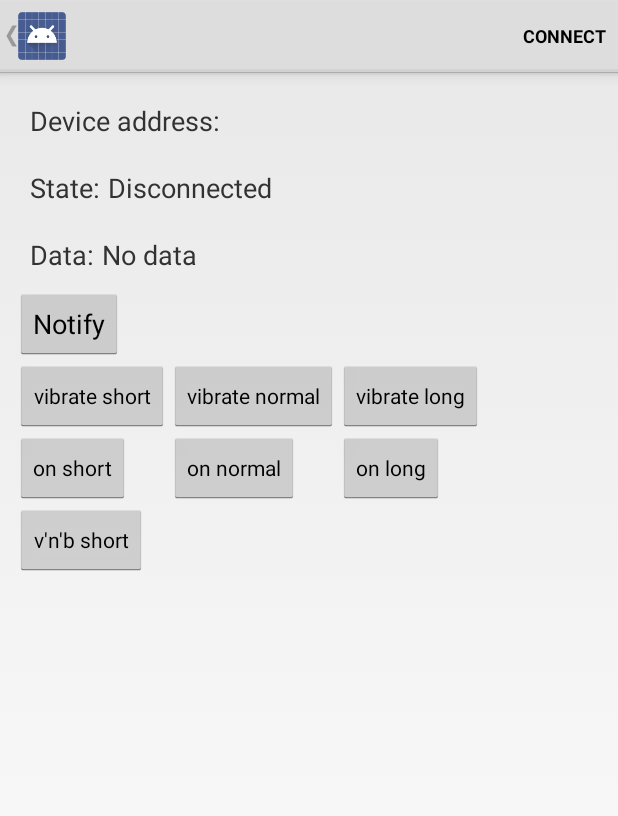
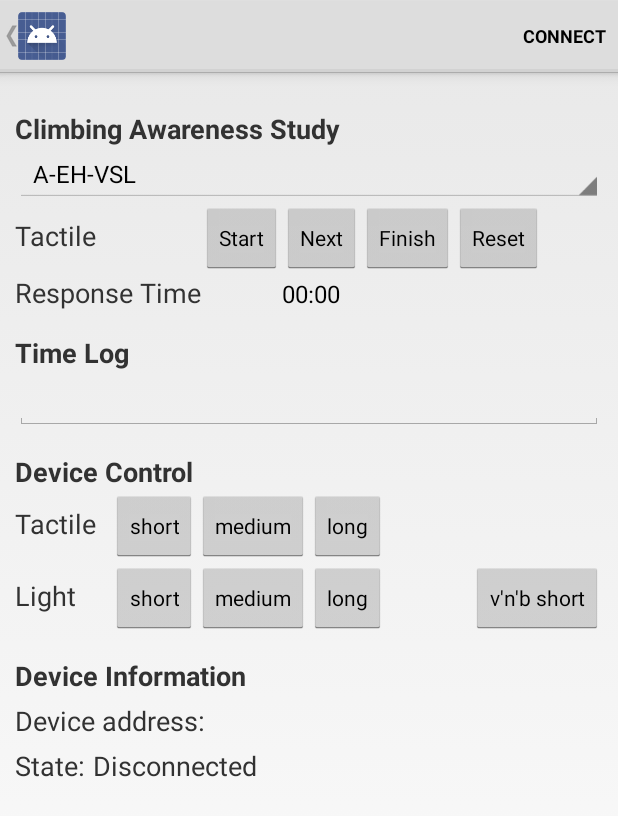
Before and after one commit to climbaware/app, an Android app: the DeviceControlActivity screen opened directly, with no data from a screen before it, on a phone screen of 412 x 824 dp. Shown: the top 816 px of the screen. Run offline under Robolectric (Android 15) with nearby library versions, the phone set to English and light mode, and no system bars; 3 statements that could not run were skipped.

Commit message:
preparing layout for climbing awareness study

```diff
--- a/AmbientBand/Application/src/main/java/com/example/android/bluetoothlegatt/DeviceControlActivity.java
+++ b/AmbientBand/Application/src/main/java/com/example/android/bluetoothlegatt/DeviceControlActivity.java
@@ -31,9 +31,11 @@ import android.util.Log;
 import android.view.Menu;
 import android.view.MenuItem;
 import android.view.View;
+import android.widget.ArrayAdapter;
 import android.widget.Button;
 import android.widget.ExpandableListView;
 import android.widget.SimpleExpandableListAdapter;
+import android.widget.Spinner;
 import android.widget.TextView;
 
 import java.nio.ByteBuffer;
@@ -198,8 +200,6 @@ public class DeviceControlActivity extends Activity {
             } else if (BluetoothLeService.ACTION_GATT_SERVICES_DISCOVERED.equals(action)) {
                 // Show all the supported services and characteristics on the user interface.
                 displayGattServices(mBluetoothLeService.getSupportedGattServices());
-            } else if (BluetoothLeService.ACTION_DATA_AVAILABLE.equals(action)) {
-                displayData(intent.getStringExtra(BluetoothLeService.EXTRA_DATA));
             }
         }
     };
@@ -350,15 +350,20 @@ public class DeviceControlActivity extends Activity {
 
         // Sets up UI references.
         ((TextView) findViewById(R.id.device_address)).setText(mDeviceAddress);
-        mGattServicesList = (ExpandableListView) findViewById(R.id.gatt_services_list);
-        mGattServicesList.setOnChildClickListener(servicesListClickListner);
         mConnectionState = (TextView) findViewById(R.id.connection_state);
-        mDataField = (TextView) findViewById(R.id.data_value);
 
         getActionBar().setTitle(mDeviceName);
         getActionBar().setDisplayHomeAsUpEnabled(true);
         Intent gattServiceIntent = new Intent(this, BluetoothLeService.class);
         bindService(gattServiceIntent, mServiceConnection, BIND_AUTO_CREATE);
+
+        // participant group dropdown select
+        Spinner spinner = (Spinner) findViewById(R.id.participant_group);
+        ArrayAdapter<CharSequence> adapter = ArrayAdapter.createFromResource(this,
+                R.array.participant_groups, android.R.layout.simple_spinner_item);
+        adapter.setDropDownViewResource(android.R.layout.simple_spinner_dropdown_item);
+        spinner.setAdapter(adapter);
+
 
 
 
@@ -481,11 +486,7 @@ public class DeviceControlActivity extends Activity {
         });
     }
 
-    private void displayData(String data) {
-        if (data != null) {
-            mDataField.setText(data);
-        }
-    }
+
 
     // Demonstrates how to iterate through the supported GATT Services/Characteristics.
     // In this sample, we populate the data structure that is bound to the ExpandableListView
@@ -541,7 +542,6 @@ public class DeviceControlActivity extends Activity {
                 new String[] {LIST_NAME, LIST_UUID},
                 new int[] { android.R.id.text1, android.R.id.text2 }
         );
-        mGattServicesList.setAdapter(gattServiceAdapter);
     }
 
     private static IntentFilter makeGattUpdateIntentFilter() {
--- a/AmbientBand/Application/src/main/res/layout/gatt_services_characteristics.xml
+++ b/AmbientBand/Application/src/main/res/layout/gatt_services_characteristics.xml
@@ -17,84 +17,148 @@
         android:orientation="vertical"
         android:layout_width="match_parent"
         android:layout_height="wrap_content"
-        android:layout_margin="10dp">
-    <LinearLayout android:orientation="horizontal"
-                  android:layout_width="match_parent"
-                  android:layout_height="wrap_content"
-                  android:layout_margin="10dp">
-        <TextView android:layout_width="wrap_content"
-                  android:layout_height="wrap_content"
-                  android:text="@string/label_device_address"
-                  android:textSize="18sp"/>
-        <Space android:layout_width="5dp"
-               android:layout_height="wrap_content"/>
-        <TextView android:id="@+id/device_address"
-                android:layout_width="match_parent"
-                android:layout_height="wrap_content"
-                android:textSize="18sp"/>
-    </LinearLayout>
-    <LinearLayout android:orientation="horizontal"
-                  android:layout_width="match_parent"
-                  android:layout_height="wrap_content"
-                  android:layout_margin="10dp">
-        <TextView android:layout_width="wrap_content"
-                  android:layout_height="wrap_content"
-                  android:text="@string/label_state"
-                  android:textSize="18sp"/>
-        <Space android:layout_width="5dp"
-               android:layout_height="wrap_content"/>
-        <TextView android:id="@+id/connection_state"
-                  android:layout_width="match_parent"
-                  android:layout_height="wrap_content"
-                  android:text="@string/disconnected"
-                  android:textSize="18sp"/>
-    </LinearLayout>
-    <LinearLayout android:orientation="horizontal"
-                  android:layout_width="match_parent"
-                  android:layout_height="wrap_content"
-                  android:layout_margin="10dp">
-        <TextView android:layout_width="wrap_content"
-                  android:layout_height="wrap_content"
-                  android:text="@string/label_data"
-                  android:textSize="18sp"/>
-        <Space android:layout_width="5dp"
-               android:layout_height="wrap_content"/>
-        <TextView android:id="@+id/data_value"
-                  android:layout_width="match_parent"
-                  android:layout_height="wrap_content"
-                  android:text="@string/no_data"
-                  android:textSize="18sp"/>
+        android:layout_margin="10dp"
+    android:id="@+id/out_layout"
+    android:weightSum="1">
 
-
-    </LinearLayout>
-
-    <Button
+    <TextView
+        android:id="@+id/textView"
         android:layout_width="wrap_content"
         android:layout_height="wrap_content"
-        android:text="Notify"
-        android:id="@+id/notify"
-        android:onClick="sendNotification" />
+        android:text="Climbing Awareness Study"
+        android:textSize="18sp"
+        android:textStyle="bold"
+        android:layout_marginTop="15dp" />
+
+    <Spinner
+        android:layout_width="match_parent"
+        android:layout_height="wrap_content"
+        android:id="@+id/participant_group"
+        android:spinnerMode="dropdown" />
 
     <GridLayout
         android:layout_width="match_parent"
         android:layout_height="match_parent"
-        android:layout_gravity="center_horizontal">
+        android:id="@+id/grid_layout_outer">
 
         <Button
             style="?android:attr/buttonStyleSmall"
             android:layout_width="wrap_content"
             android:layout_height="wrap_content"
-            android:text="vibrate short"
-            android:id="@+id/bt_vibrate_short"
+            android:text="Start"
+            android:id="@+id/button"
             android:layout_row="0"
-            android:layout_column="0" />
+            android:layout_column="1" />
 
         <Button
             style="?android:attr/buttonStyleSmall"
             android:layout_width="wrap_content"
             android:layout_height="wrap_content"
-            android:text="on short"
-            android:id="@+id/bt_on_short"
+            android:text="Next"
+            android:id="@+id/button3"
+            android:layout_row="0"
+            android:layout_column="2" />
+
+        <Button
+            style="?android:attr/buttonStyleSmall"
+            android:layout_width="wrap_content"
+            android:layout_height="wrap_content"
+            android:text="Finish"
+            android:id="@+id/button4"
+            android:layout_row="0"
+            android:layout_column="3" />
+
+        <Button
+            style="?android:attr/buttonStyleSmall"
+            android:layout_width="wrap_content"
+            android:layout_height="wrap_content"
+            android:text="Reset"
+            android:id="@+id/button5"
+            android:layout_row="0"
+            android:layout_column="4" />
+
+        <TextView
+            android:id="@+id/textView5"
+            android:layout_width="wrap_content"
+            android:layout_height="wrap_content"
+            android:text="Response Time"
+            android:textSize="18sp"
+            android:layout_row="1"
+            android:layout_column="0" />
+
+        <TextView
+            android:id="@+id/textView6"
+            android:layout_width="wrap_content"
+            android:layout_height="wrap_content"
+            android:text="Tactile"
+            android:textSize="18sp"
+            android:layout_row="0"
+            android:layout_column="0"
+            android:layout_marginRight="10dp" />
+
+        <Chronometer
+            android:layout_width="wrap_content"
+            android:layout_height="wrap_content"
+            android:id="@+id/chronometer"
+            android:layout_row="1"
+            android:layout_column="2" />
+
+    </GridLayout>
+
+    <TextView
+        android:id="@+id/textView7"
+        android:layout_width="wrap_content"
+        android:layout_height="wrap_content"
+        android:text="Time Log"
+        android:textSize="18sp"
+        android:textStyle="bold"
+        android:layout_marginTop="15dp" />
+
+    <EditText
+        android:layout_width="match_parent"
+        android:layout_height="match_parent"
+        android:inputType="textMultiLine"
+        android:ems="10"
+        android:id="@+id/editText"
+        android:layout_weight="1.59"
+        android:elegantTextHeight="false" />
+
+    <LinearLayout
+        android:orientation="horizontal"
+        android:layout_width="match_parent"
+        android:layout_height="wrap_content">
+
+        <TextView
+            android:id="@+id/textView2"
+            android:layout_width="wrap_content"
+            android:layout_height="wrap_content"
+            android:text="Device Control"
+            android:textSize="18sp"
+            android:textStyle="bold"
+            android:layout_marginTop="15dp" />
+
+
+    </LinearLayout>
+
+    <GridLayout
+        android:layout_width="match_parent"
+        android:layout_height="match_parent">
+
+        <Button
+            style="?android:attr/buttonStyleSmall"
+            android:layout_width="wrap_content"
+            android:layout_height="wrap_content"
+            android:text="short"
+            android:id="@+id/bt_vibrate_short"
+            android:layout_row="0"
+            android:layout_column="1" />
+
+        <TextView
+            android:id="@+id/textView4"
+            android:layout_width="wrap_content"
+            android:layout_height="wrap_content"
+            android:text="Light"
+            android:textSize="18sp"
             android:layout_row="1"
             android:layout_column="0" />
 
@@ -102,17 +166,27 @@
             style="?android:attr/buttonStyleSmall"
             android:layout_width="wrap_content"
             android:layout_height="wrap_content"
-            android:text="vibrate normal"
-            android:id="@+id/bt_vibrate_normal"
+            android:text="short"
+            android:id="@+id/bt_on_short"
+            android:layout_row="1"
+            android:layout_column="1" />
+
+        <TextView
+            android:id="@+id/textView3"
+            android:layout_width="wrap_content"
+            android:layout_height="wrap_content"
+            android:text="Tactile"
+            android:textSize="18sp"
             android:layout_row="0"
-            android:layout_column="1" />
+            android:layout_column="0"
+            android:layout_marginRight="10dp" />
 
         <Button
             style="?android:attr/buttonStyleSmall"
             android:layout_width="wrap_content"
             android:layout_height="wrap_content"
-            android:text="vibrate long"
-            android:id="@+id/bt_vibrate_long"
+            android:text="medium"
+            android:id="@+id/bt_vibrate_normal"
             android:layout_row="0"
             android:layout_column="2" />
 
@@ -120,30 +194,81 @@
             style="?android:attr/buttonStyleSmall"
             android:layout_width="wrap_content"
             android:layout_height="wrap_content"
-            android:text="on normal"
-            android:id="@+id/bt_on_normal"
-            android:layout_row="1"
-            android:layout_column="1" />
+            android:text="long"
+            android:id="@+id/bt_vibrate_long"
+            android:layout_row="0"
+            android:layout_column="3" />
 
         <Button
             style="?android:attr/buttonStyleSmall"
             android:layout_width="wrap_content"
             android:layout_height="wrap_content"
-            android:text="on long"
+            android:text="medium"
+            android:id="@+id/bt_on_normal"
+            android:layout_row="1"
+            android:layout_column="2" />
+
+        <Button
+            style="?android:attr/buttonStyleSmall"
+            android:layout_width="wrap_content"
+            android:layout_height="wrap_content"
+            android:text="long"
             android:id="@+id/bt_on_long"
             android:layout_row="1"
-            android:layout_column="2" />
+            android:layout_column="3" />
+
+        <Button
+            style="?android:attr/buttonStyleSmall"
+            android:layout_width="wrap_content"
+            android:layout_height="wrap_content"
+            android:text="v&apos;n&apos;b short"
+            android:id="@+id/bt_vnb_short"
+            android:layout_row="1"
+            android:layout_column="6" />
     </GridLayout>
 
-    <Button
-        style="?android:attr/buttonStyleSmall"
+    <TextView
+        android:id="@+id/textView8"
         android:layout_width="wrap_content"
         android:layout_height="wrap_content"
-        android:text="v&apos;n&apos;b short"
-        android:id="@+id/bt_vnb_short" />
+        android:text="Device Information"
+        android:textSize="18sp"
+        android:textStyle="bold"
+        android:layout_marginTop="15dp" />
 
-    <ExpandableListView android:id="@+id/gatt_services_list"
-            android:layout_width="match_parent"
-            android:layout_height="151dp"/>
+    <LinearLayout android:orientation="horizontal"
+                  android:layout_width="match_parent"
+                  android:layout_height="wrap_content">
+        <TextView android:layout_width="wrap_content"
+                  android:layout_height="wrap_content"
+                  android:text="@string/label_device_address"
+                  android:textSize="18sp"
+            android:layout_marginTop="5dp" />
+        <Space android:layout_width="5dp"
+               android:layout_height="wrap_content"/>
+        <TextView android:id="@+id/device_address"
+                android:layout_width="match_parent"
+                android:layout_height="wrap_content"
+                android:textSize="18sp"
+            android:layout_marginTop="5dp" />
+    </LinearLayout>
+
+    <LinearLayout android:orientation="horizontal"
+                  android:layout_width="match_parent"
+                  android:layout_height="wrap_content">
+        <TextView android:layout_width="wrap_content"
+                  android:layout_height="wrap_content"
+                  android:text="@string/label_state"
+                  android:textSize="18sp"
+            android:layout_marginTop="5dp" />
+        <Space android:layout_width="5dp"
+               android:layout_height="wrap_content"/>
+        <TextView android:id="@+id/connection_state"
+                  android:layout_width="match_parent"
+                  android:layout_height="wrap_content"
+                  android:text="@string/disconnected"
+                  android:textSize="18sp"
+            android:layout_marginTop="5dp" />
+    </LinearLayout>
 
 </LinearLayout>
--- a/AmbientBand/Application/src/main/res/values/strings.xml
+++ b/AmbientBand/Application/src/main/res/values/strings.xml
@@ -33,4 +33,22 @@
     <string name="menu_disconnect">Disconnect</string>
     <string name="menu_scan">Scan</string>
     <string name="menu_stop">Stop</string>
+
+    <string-array name="participant_groups">
+        <item>A-EH-VSL</item>
+        <item>B-EH-VLS</item>
+        <item>C-EH-SVL</item>
+        <item>D-EH-SLV</item>
+        <item>E-EH-LVS</item>
+        <item>F-EH-LSV</item>
+        <item>G-HE-VSL</item>
+        <item>H-HE-VLS</item>
+        <item>I-HE-SVL</item>
+        <item>J-HE-SLV</item>
+        <item>K-HE-LVS</item>
+        <item>L-HE-LSV</item>
+    </string-array>
+
+
+
 </resources>
```
Also changed, not shown: 87 other files.
